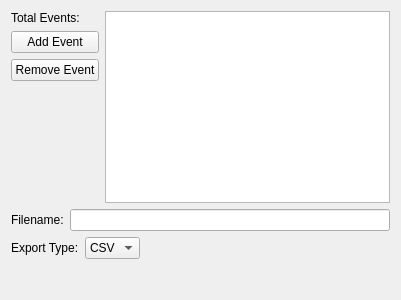
The window that src/WhiskerToolbox/DataInspector_Widget/DigitalEventSeries/DigitalEventSeries_Widget.ui (paulmthompson/WhiskerToolbox) describes before a commit, drawn with Qt 5.
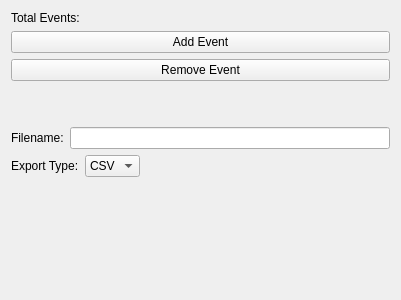
The same window after the commit. Custom widgets are drawn as their Qt base class.

Patch:
```diff
--- a/src/WhiskerToolbox/DataInspector_Widget/DigitalEventSeries/DigitalEventSeries_Widget.ui
+++ b/src/WhiskerToolbox/DataInspector_Widget/DigitalEventSeries/DigitalEventSeries_Widget.ui
@@ -15,8 +15,6 @@
   </property>
   <layout class="QVBoxLayout" name="mainVerticalLayout">
    <item>
-    <layout class="QHBoxLayout" name="horizontalLayout">
-     <item>
       <layout class="QVBoxLayout" name="verticalLayout_2">
        <item>
         <layout class="QHBoxLayout" name="horizontalLayout_2">
@@ -62,15 +60,6 @@
           </size>
          </property>
         </spacer>
-       </item>
-      </layout>
-     </item>
-     <item>
-      <layout class="QVBoxLayout" name="verticalLayout">
-       <item>
-        <widget class="QTableView" name="tableView"/>
-       </item>
-      </layout>
      </item>
     </layout>
    </item>
```
Lines whose indentation alone changed are shown as unchanged.
